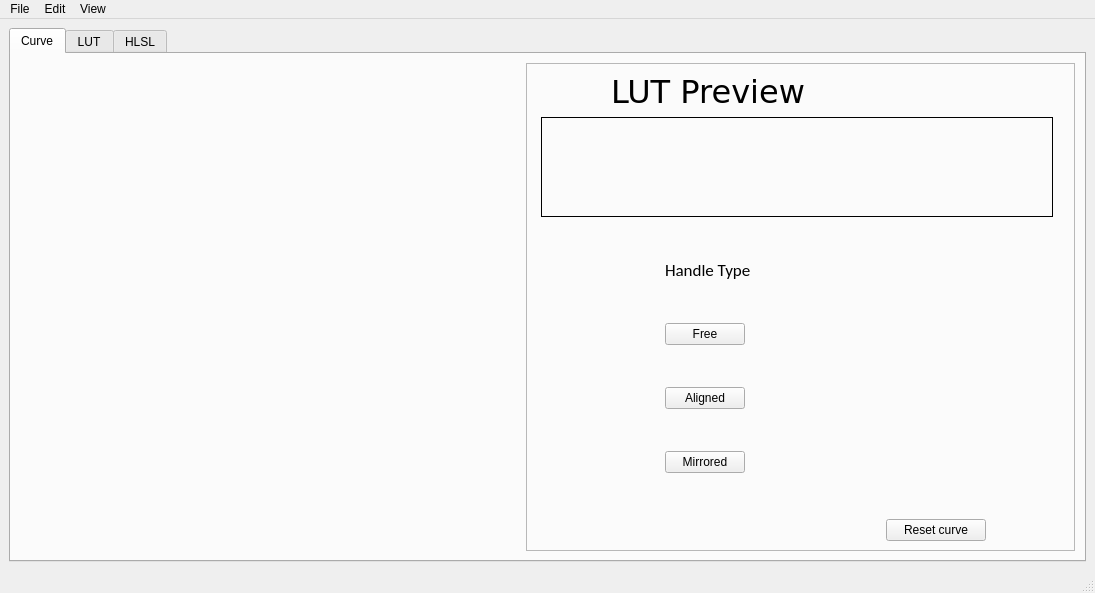
The window that mainwindow.ui (omriyaloz/Curve-Maker) describes before a commit, drawn with Qt 5.
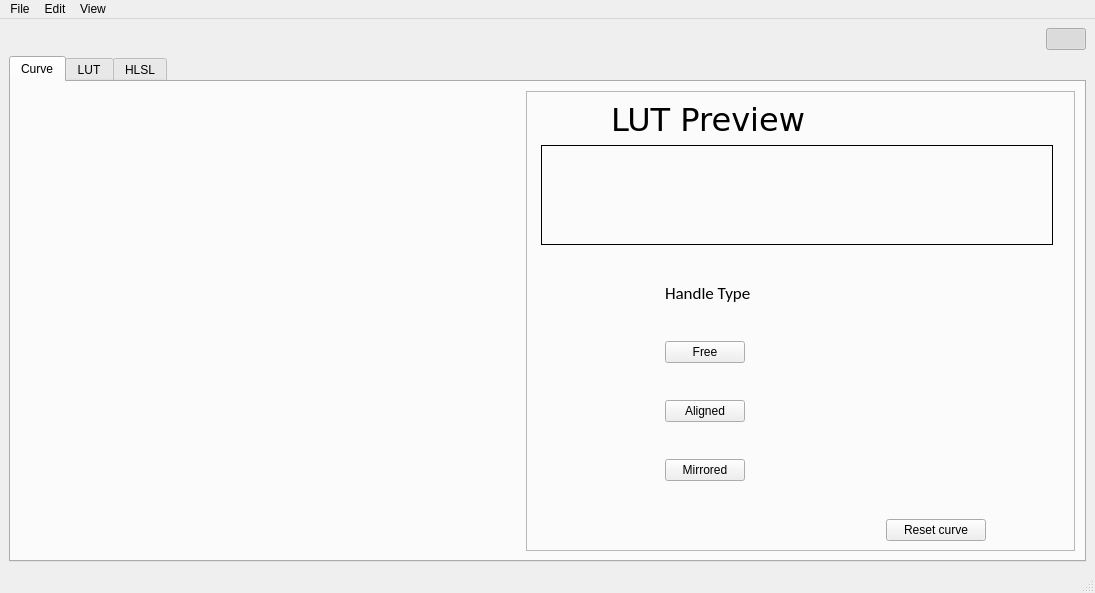
The same window after the commit. Icons and pictures are not drawn. Custom widgets are drawn as their Qt base class.

Commit message: Added darkmode UI button

What changed in the file:
```diff
--- a/mainwindow.ui
+++ b/mainwindow.ui
@@ -27,6 +27,45 @@
   </property>
   <widget class="QWidget" name="centralwidget">
    <layout class="QVBoxLayout" name="verticalLayout_2">
+    <item>
+     <layout class="QHBoxLayout" name="horizontalLayout_4">
+      <item>
+       <spacer name="horizontalSpacer">
+        <property name="orientation">
+         <enum>Qt::Orientation::Horizontal</enum>
+        </property>
+        <property name="sizeHint" stdset="0">
+         <size>
+          <width>40</width>
+          <height>20</height>
+         </size>
+        </property>
+       </spacer>
+      </item>
+      <item>
+       <widget class="QPushButton" name="modeBtn">
+        <property name="sizePolicy">
+         <sizepolicy hsizetype="Maximum" vsizetype="Fixed">
+          <horstretch>0</horstretch>
+          <verstretch>0</verstretch>
+         </sizepolicy>
+        </property>
+        <property name="text">
+         <string/>
+        </property>
+        <property name="icon">
+         <iconset theme="QIcon::ThemeIcon::WeatherClear"/>
+        </property>
+        <property name="checkable">
+         <bool>true</bool>
+        </property>
+        <property name="checked">
+         <bool>true</bool>
+        </property>
+       </widget>
+      </item>
+     </layout>
+    </item>
     <item>
      <widget class="QTabWidget" name="tabWidget">
       <property name="currentIndex">
```
The commit also changes 2 other files.
